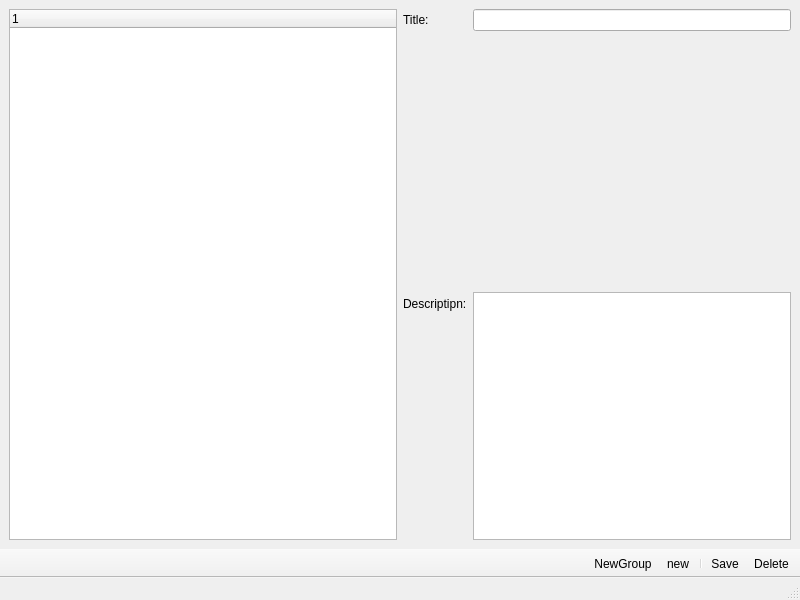
The window that mainwindow.ui (SCyberbrin/simple-todo) describes before a commit, drawn with Qt 5.
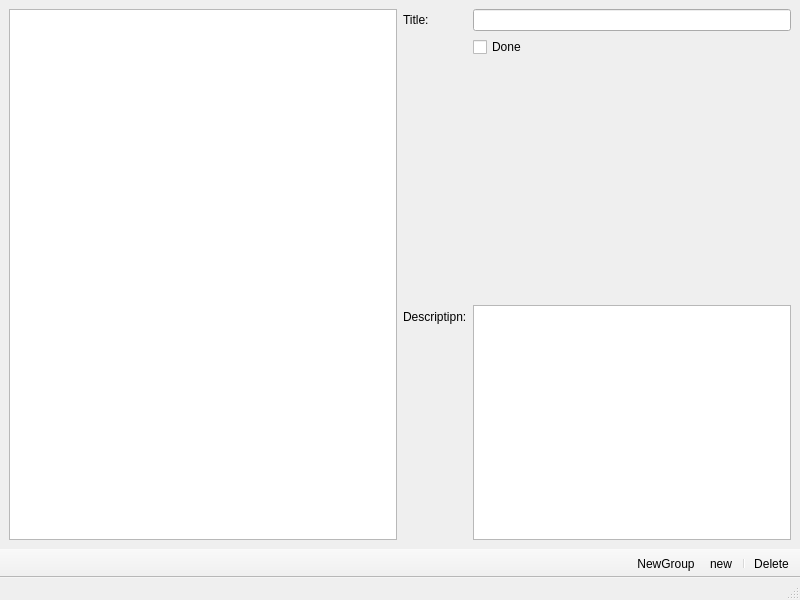
The same window after the commit. Icons and pictures are not drawn.

Commit message: Read todos and display

The edit to the form file:
```diff
--- a/mainwindow.ui
+++ b/mainwindow.ui
@@ -29,6 +29,9 @@
       <property name="rootIsDecorated">
        <bool>true</bool>
       </property>
+      <attribute name="headerVisible">
+       <bool>false</bool>
+      </attribute>
       <column>
        <property name="text">
         <string notr="true">1</string>
@@ -48,7 +51,7 @@
       <item row="0" column="1">
        <widget class="QLineEdit" name="titleLineEdit"/>
       </item>
-      <item row="1" column="1">
+      <item row="2" column="1">
        <spacer name="verticalSpacer">
         <property name="orientation">
          <enum>Qt::Vertical</enum>
@@ -61,15 +64,22 @@
         </property>
        </spacer>
       </item>
-      <item row="2" column="0">
+      <item row="3" column="0">
        <widget class="QLabel" name="label_2">
         <property name="text">
          <string>Descriptipn:</string>
         </property>
        </widget>
       </item>
-      <item row="2" column="1">
-       <widget class="QPlainTextEdit" name="plainTextEdit"/>
+      <item row="3" column="1">
+       <widget class="QPlainTextEdit" name="todoDescriptionTextEdit"/>
+      </item>
+      <item row="1" column="1">
+       <widget class="QCheckBox" name="todoDonecheckBox">
+        <property name="text">
+         <string>Done</string>
+        </property>
+       </widget>
       </item>
      </layout>
     </item>
@@ -115,7 +125,6 @@
     <bool>false</bool>
    </attribute>
    <addaction name="actionDelete"/>
-   <addaction name="actionSave"/>
    <addaction name="separator"/>
    <addaction name="actionnew"/>
    <addaction name="actionNewGroup"/>
@@ -132,18 +141,6 @@
     <string>delete Item</string>
    </property>
   </action>
-  <action name="actionSave">
-   <property name="icon">
-    <iconset theme="document-save">
-     <normaloff>.</normaloff>.</iconset>
-   </property>
-   <property name="text">
-    <string>Save</string>
-   </property>
-   <property name="toolTip">
-    <string>save</string>
-   </property>
-  </action>
   <action name="actionnew">
    <property name="icon">
     <iconset theme="document-new">
```
Left out of the diff: 20 changed lines with no effect on the pictures. The commit also changes 12 other files.
